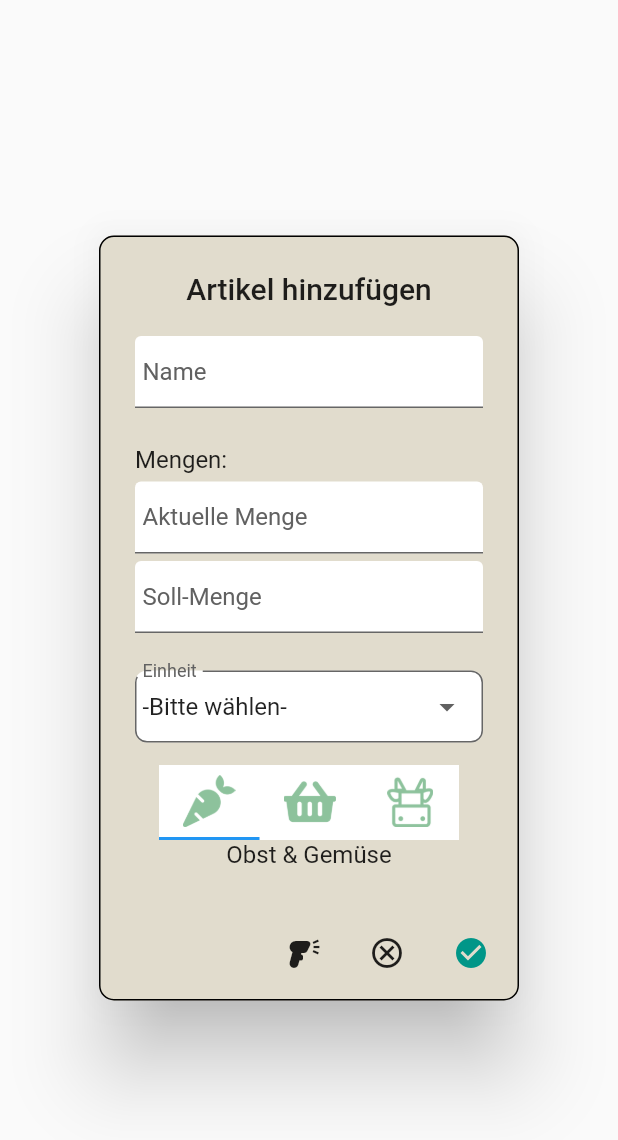
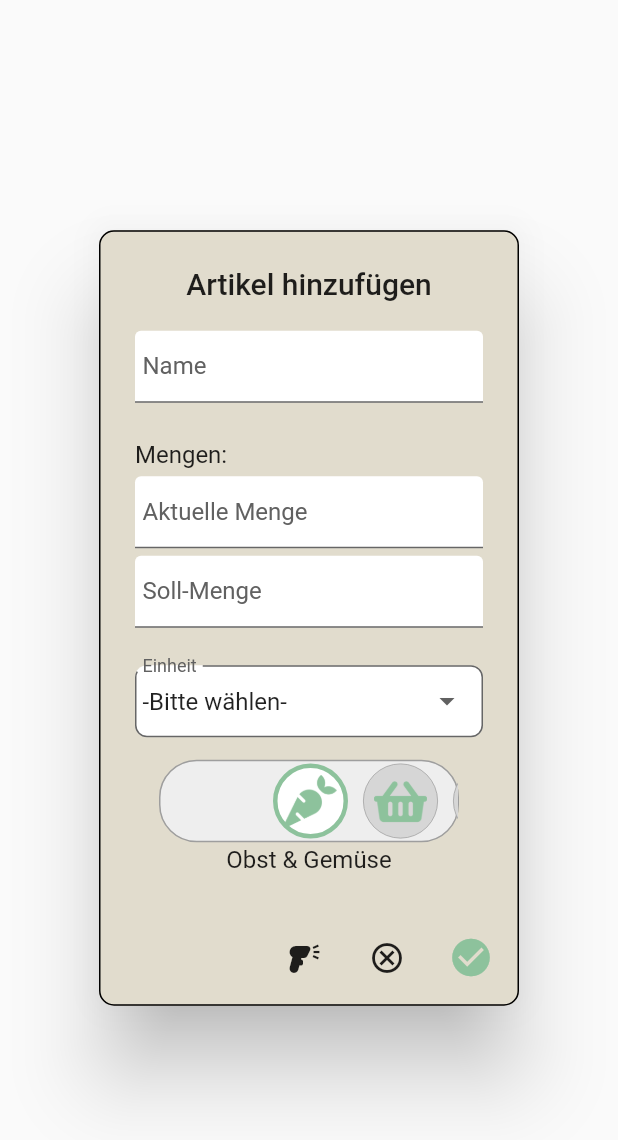
Before and after one commit to tenbuschs/tenki, a Flutter app: the PopupAddItem widget shown alone on an empty page, opened directly, on a phone screen of 412 x 824 dp. Shown: the top 1140 px of the screen. Run offline on Flutter 3.47's test engine with Material 2 defaults, Android fonts, the phone set to English and light mode, and no system bars; our stand-ins replace camera, cloud_firestore, firebase_auth, firebase_core; missing offline and left inert: flutter_barcode_scanner; accounts and stored records are empty.

Commit message:
update horizontal category scroll selection

```diff
--- a/lib/storage_tab.dart
+++ b/lib/storage_tab.dart
@@ -439,8 +439,7 @@ class _StorageTabContentState extends State<StorageTabContent> {
                           child: Text(
                             widget.location,
                             style: const TextStyle(
-                              fontWeight: FontWeight.bold,
-                              fontSize: 20.0,
+                              fontSize: 18.0,
                             ),
                           ),
                         ),
@@ -1096,7 +1095,7 @@ class _PopupAddItemState extends State<PopupAddItem> {
           },
         ),
         IconButton(
-          icon: const Icon(Icons.check_circle, color: Colors.teal),
+          icon: Icon(Icons.check_circle, color: TenkiColor1(), size: 30),
           onPressed: () async {
             // retrieve the values entered by the user
             String name = nameController.text;
@@ -1126,6 +1125,37 @@ class _PopupAddItemState extends State<PopupAddItem> {
             Navigator.of(context).pop();
           },
         ),
+
+
+        /*Container(
+          width: 30.0,
+          height: 30.0,
+          decoration: BoxDecoration(
+            shape: BoxShape.circle,
+            border: Border.all(color: Colors.grey, width: 0.5),
+            color: TenkiColor4(),
+            boxShadow: [
+              BoxShadow(
+                color: Colors.grey.withOpacity(0.5),
+                spreadRadius: 2,
+                blurRadius: 3,
+                offset: const Offset(1, 3),
+              ),
+            ],
+          ),
+          child: Center(
+            child: IconButton(
+              icon: const Icon(Icons.add, size: 20),
+              onPressed: () {
+             //TODO
+              },
+            ),
+          ),
+        ),
+*/
+
+
+
       ],
       backgroundColor: TenkiColor3(),
       shape: RoundedRectangleBorder(
@@ -1144,61 +1174,101 @@ class _PopupAddItemState extends State<PopupAddItem> {
 
 
 class HorizontalSelection extends StatefulWidget {
-  final List<Widget> itemIcons; // updated parameter type
+  final List<Widget> itemIcons;
   final Function(int) onSelect;
+  final Key? key;
 
-  HorizontalSelection({required this.itemIcons, required this.onSelect});
+  const HorizontalSelection({
+    required this.itemIcons,
+    required this.onSelect,
+    this.key,
+  }) : super(key: key);
 
   @override
   _HorizontalSelectionState createState() => _HorizontalSelectionState();
 }
 
+
 class _HorizontalSelectionState extends State<HorizontalSelection> {
+  final ScrollController _scrollController = ScrollController();
+  int _selectedIconIndex = 0;
+
+  @override
+  void initState() {
+    super.initState();
+    _scrollController.addListener(_onScroll);
+  }
+
+  @override
+  void dispose() {
+    _scrollController.removeListener(_onScroll);
+    super.dispose();
+  }
+
+  void _onScroll() {
+    final index = (_scrollController.offset / 60).round();
+    if (index != _selectedIconIndex && index >= 0 && index < widget.itemIcons.length) {
+      setState(() {
+        _selectedIconIndex = index;
+        widget.onSelect(_selectedIconIndex);
+      });
+    }
+  }
 
   @override
   Widget build(BuildContext context) {
     return Column(
       children: [
         Container(
-          color: Colors.white,
-          width:200,
-          height: 50,
+          width: 200,
+          height: 55,
+          decoration: BoxDecoration(
+            borderRadius: const BorderRadius.all(Radius.circular(25)),
+            border: Border.all(color: Colors.grey, width: 1),
+            color: Colors.grey[200],
+          ),
           child: ListView.builder(
             scrollDirection: Axis.horizontal,
-            itemCount: widget.itemIcons.length,
+            controller: _scrollController,
+            itemCount: widget.itemIcons.length + 2,
             itemBuilder: (BuildContext context, int index) {
-              return GestureDetector(
-                onTap: () {
-                  setState(() {
-                    selectedIconIndex = index;
-                    widget.onSelect(selectedIconIndex);
-                  });
-                },
-                child: Container(
-                  padding: const EdgeInsets.symmetric(horizontal: 16),
+              if (index == 0 || index == widget.itemIcons.length + 1) {
+                return const SizedBox(width: 70);
+              }
+              final itemIndex = index - 1;
+
+              if(categories[itemIndex]!="uncategorised") {
+                return Container(
+                  padding: const EdgeInsets.symmetric(horizontal: 5),
                   alignment: Alignment.center,
-                  decoration: BoxDecoration(
-                    border: Border(
-                      bottom: BorderSide(
-                        color: selectedIconIndex == index ? Colors.blue : Colors.transparent,
-                        width: 2,
+                  child: Container(
+                    width: 50,
+                    height: 50,
+                    decoration: BoxDecoration(
+                      shape: BoxShape.circle,
+                      color: _selectedIconIndex == itemIndex
+                          ? Colors.white
+                          : Colors.grey[350],
+                      border: Border.all(
+                        color: _selectedIconIndex == itemIndex
+                            ? TenkiColor1()
+                            : Colors.grey,
+                        width: _selectedIconIndex == itemIndex ? 3 : 0.5,
                       ),
                     ),
+                    child: widget.itemIcons[itemIndex],
                   ),
-                  child: widget.itemIcons[index],
-                  /*Icon(
-                    widget.itemIcons[index], // updated to use Icon widget
-                    color: selectedIconIndex == index ? Colors.blue : Colors.grey,
-                    size: 24,
-                  ),*/
-                ),
-              );
+                );
+              }
+              else{
+                return const SizedBox(width:0.1);
+              }
             },
           ),
         ),
-        Text(categories[selectedIconIndex]),
+        const SizedBox(height: 2),
+        Text(categories[_selectedIconIndex]),
       ],
-
     );
   }
 }
```
